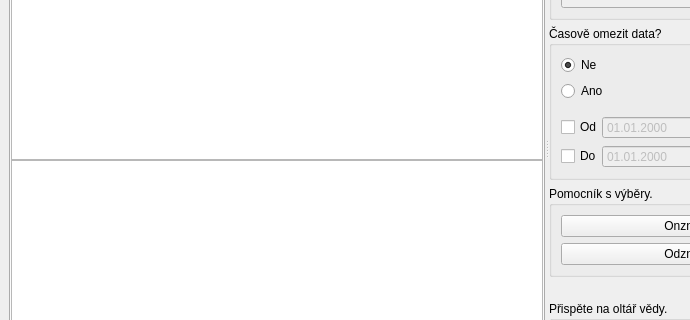
Old version of the form src/gui/chateen.ui in the repository wykys/chateen; both pictures show x 0 to 690 and y 123 to 443 of the 858 by 544 pixel window.
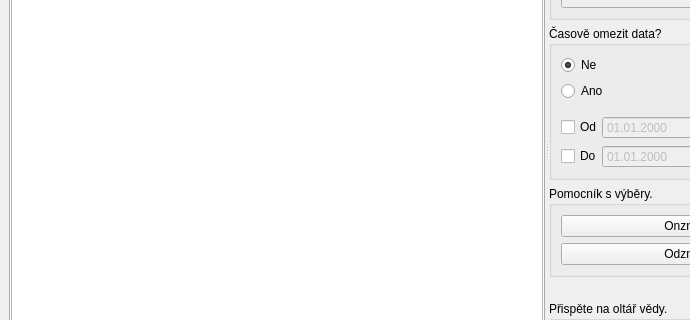
New version of the form. Icons and pictures are not drawn.

Commit message: Created delegates for all tables

```diff
--- a/src/gui/chateen.ui
+++ b/src/gui/chateen.ui
@@ -58,10 +58,7 @@
           <number>0</number>
          </property>
          <item>
-          <widget class="QTableWidget" name="table_chats"/>
-         </item>
-         <item>
-          <widget class="QTableView" name="table_view"/>
+          <widget class="QTableView" name="table_chats"/>
          </item>
         </layout>
        </widget>
```
Left out of the diff: 20 changed lines with no effect on the pictures. The commit also changes 6 other files.
